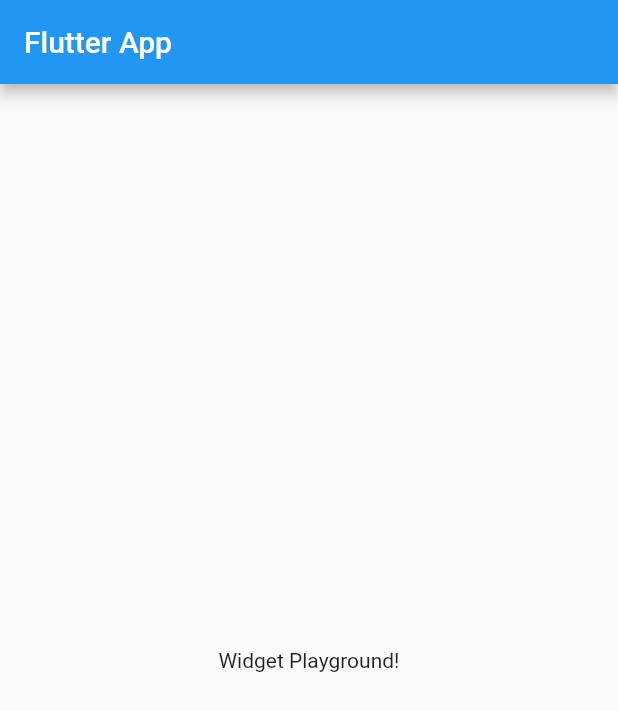
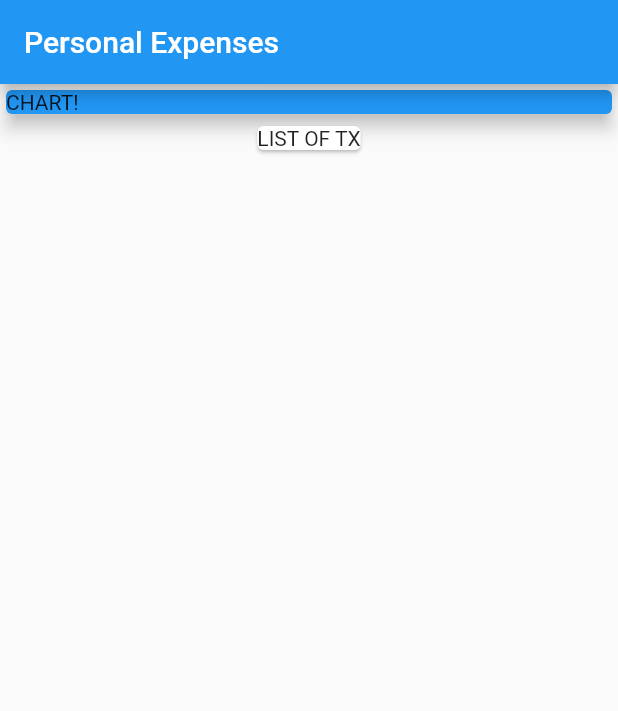
Before and after one commit to ZeeshaanMaudar/personal_expenses_app, a Flutter app: the screen it shows after launch, on a phone screen of 412 x 824 dp. Shown: the top 711 px of the screen. Run offline on Flutter 3.47's test engine with Material 2 defaults, Android fonts, the phone set to English and light mode, and no system bars.

Commit message:
separate the app into 2 widgets - app planning

```diff
--- a/lib/main.dart
+++ b/lib/main.dart
@@ -17,10 +17,22 @@ class MyHomePage extends StatelessWidget {
   Widget build(BuildContext context) {
     return Scaffold(
       appBar: AppBar(
-        title: Text('Flutter App'),
+        title: Text('Personal Expenses'),
       ),
-      body: Center(
-        child: Text('Widget Playground!'),
+      body: Column(
+        children: <Widget>[
+          Container(
+            width: double.infinity,
+            child: Card(
+              color: Colors.blue,
+              child: Text('CHART!'),
+              elevation: 5,
+            ),
+          ),
+          Card(
+            child: Text('LIST OF TX'),
+          )
+        ],
       ),
     );
   }
```
